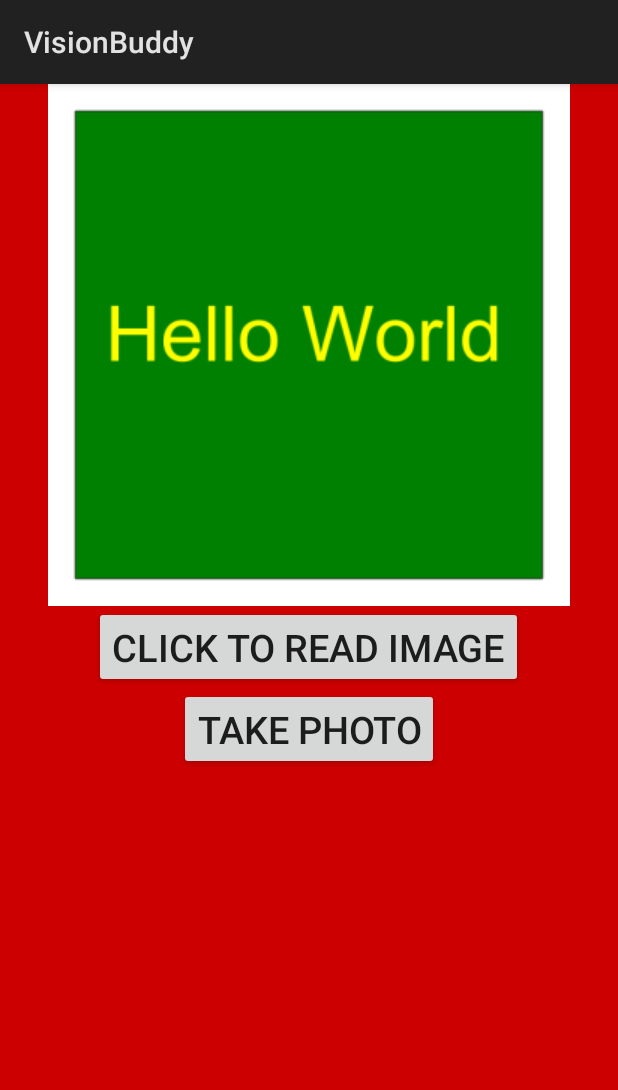
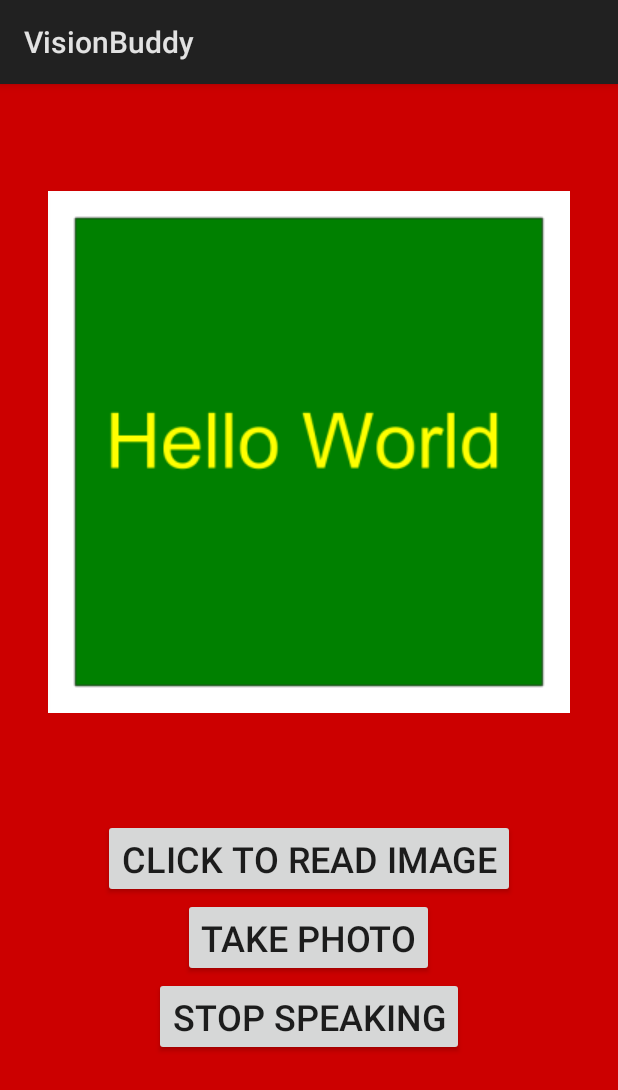
Before and after one commit to Shrehit/VisionBuddy, an Android app: the screen it shows after launch (MainActivity), on a phone screen of 412 x 824 dp. Shown: the top 1090 px of the screen. Run offline under Robolectric (Android 15) with nearby library versions, the phone set to English and light mode, and no system bars; libraries missing offline, so code that uses them is left out: com.google.android.gms.

Commit message:
Multithreading and bug fixes

```diff
--- a/app/src/main/AndroidManifest.xml
+++ b/app/src/main/AndroidManifest.xml
@@ -1,5 +1,6 @@
 <?xml version="1.0" encoding="utf-8"?>
 <manifest xmlns:android="http://schemas.android.com/apk/res/android"
+    xmlns:tools="http://schemas.android.com/tools"
     package="com.example.shrehitgoel.visionbuddy">
 
     <uses-permission android:name="android.permission.CAMERA" />
@@ -10,7 +11,8 @@
         android:label="@string/app_name"
         android:roundIcon="@mipmap/ic_launcher_round"
         android:supportsRtl="true"
-        android:theme="@style/AppTheme">
+        android:theme="@style/AppTheme"
+        tools:ignore="GoogleAppIndexingWarning">
         <activity android:name=".MainActivity">
             <intent-filter>
                 <action android:name="android.intent.action.MAIN" />
--- a/app/src/main/java/com/example/shrehitgoel/visionbuddy/MainActivity.java
+++ b/app/src/main/java/com/example/shrehitgoel/visionbuddy/MainActivity.java
@@ -11,7 +11,6 @@ import android.graphics.BitmapFactory;
 import android.net.Uri;
 import android.os.Build;
 import android.os.Bundle;
-import android.preference.PreferenceManager;
 import android.provider.MediaStore;
 import android.speech.tts.TextToSpeech;
 import android.support.v4.content.FileProvider;
@@ -24,25 +23,22 @@ import android.widget.TextView;
 import android.widget.Toast;
 
 import com.google.android.gms.vision.Frame;
-import com.google.android.gms.vision.text.Text;
 import com.google.android.gms.vision.text.TextBlock;
 import com.google.android.gms.vision.text.TextRecognizer;
 
 import java.io.File;
 import java.io.IOException;
 import java.util.List;
+import java.util.Locale;
 
 public class MainActivity extends Activity implements TextToSpeech.OnInitListener{
 
-    Activity thisActivity;
     ImageView imageView;
-    Button button;
+    Button readButton;
     Button cameraButton;
     TextView textView;
     TextToSpeech tts;
     Bitmap bitmap;
-    private static final String EXTRA_FILENAME=
-            "com.commonsware.android.camcon.EXTRA_FILENAME";
     private static final String FILENAME="CameraContentDemo.jpeg";
     private static final int CONTENT_REQUEST=1337;
     private static final String AUTHORITY=
@@ -53,26 +49,40 @@ public class MainActivity extends Activity implements TextToSpeech.OnInitListene
     @Override
     protected void onCreate(Bundle savedInstanceState) {
         super.onCreate(savedInstanceState);
+        setContentView(R.layout.main);
         output=new File(new File(getFilesDir(), PHOTOS), FILENAME);
+        imageView = findViewById(R.id.image);
+        textView = findViewById(R.id.text);
+        textView.setMovementMethod(new ScrollingMovementMethod());
+        readButton = findViewById(R.id.readButton);
+        cameraButton = findViewById(R.id.camera_button);
+        Button stopButton = findViewById(R.id.stop);
 
+        new Thread(() -> {
+            bitmap = BitmapFactory.decodeResource(getApplicationContext().getResources(), R.drawable.hello);
+            runOnUiThread(new Runnable() {
+                @Override
+                public void run() {
+                    imageView.setImageBitmap(bitmap);
+                }
+            });
+            tts = new TextToSpeech(getApplicationContext(), (TextToSpeech.OnInitListener)this);
             if (output.exists()) {
                 output.delete();
             }
             else {
                 output.getParentFile().mkdirs();
             }
-        thisActivity = this;
-        setContentView(R.layout.main);
-        imageView = findViewById(R.id.image);
-        textView = findViewById(R.id.text);
-        textView.setMovementMethod(new ScrollingMovementMethod());
-        button = findViewById(R.id.button);
-        cameraButton = findViewById(R.id.camera_button);
+        }).start();
+
         cameraButton.setOnClickListener(new View.OnClickListener()
         {
-
             @Override
             public void onClick(View v) {
+                new Thread(){
+                    @Override
+                    public void run() {
+                        super.run();
                         Intent i=new Intent(MediaStore.ACTION_IMAGE_CAPTURE);
                         Uri outputUri= FileProvider.getUriForFile(getApplicationContext(), AUTHORITY, output);
                         i.putExtra(MediaStore.EXTRA_OUTPUT, outputUri);
@@ -106,56 +116,74 @@ public class MainActivity extends Activity implements TextToSpeech.OnInitListene
                             finish();
                         }
                     }
+                }.start();
+            }
         });
-        bitmap = BitmapFactory.decodeResource(getApplicationContext().getResources(), R.drawable.hello);
-        imageView.setImageBitmap(bitmap);
 
-        button.setOnClickListener(new View.OnClickListener() {
+        readButton.setOnClickListener(v -> {
+            new Thread(){
                 @Override
-            public void onClick(View v) {
+                public void run() {
+                    super.run();
                     TextRecognizer textRecognizer = new TextRecognizer.Builder(getApplicationContext()).build();
-                if(!textRecognizer.isOperational())
-                {
+                    if (!textRecognizer.isOperational()) {
                         Toast.makeText(getApplicationContext(), "Error", Toast.LENGTH_LONG).show();
-                }
-                else {
+                    } else {
                         Frame frame = new Frame.Builder().setBitmap(bitmap).build();
                         SparseArray<TextBlock> items = textRecognizer.detect(frame);
                         StringBuilder stringBuilder = new StringBuilder();
-                    for(int i = 0; i< items.size();i++)
-                    {
+                        for (int i = 0; i < items.size(); i++) {
                             TextBlock item = items.valueAt(i);
                             stringBuilder.append(item.getValue());
                             stringBuilder.append("\n");
                         }
+                        runOnUiThread(() -> {
                             textView.setText(stringBuilder.toString());
-                    tts = new TextToSpeech(getApplicationContext(), (TextToSpeech.OnInitListener)thisActivity);
+                            tts.speak(textView.getText(), TextToSpeech.QUEUE_FLUSH, null, null);
+                        });
                     }
                 }
+            }.start();
+        });
+        stopButton.setOnClickListener((v) -> {
+            tts.stop();
         });
     }
 
     @Override
     public void onInit(int status) {
-        tts.speak(textView.getText(), TextToSpeech.QUEUE_FLUSH, null,null);
+        if(status != TextToSpeech.ERROR)
+            tts.setLanguage(Locale.US);
     }
 
     @Override
     protected void onActivityResult(int requestCode, int resultCode, Intent data) {
+        Activity act = this;
+        new Thread(){
+            @Override
+            public void run() {
+                super.run();
                 if (requestCode == CONTENT_REQUEST) {
                     if (resultCode == RESULT_OK) {
                         Intent i=new Intent(Intent.ACTION_VIEW);
-                Uri outputUri=FileProvider.getUriForFile(this, AUTHORITY, output);
+                        Uri outputUri=FileProvider.getUriForFile(act, AUTHORITY, output);
                         try {
-                    bitmap = MediaStore.Images.Media.getBitmap(this.getContentResolver(), outputUri);
+                            bitmap = MediaStore.Images.Media.getBitmap(act.getContentResolver(), outputUri);
                         } catch (IOException e) {
                             e.printStackTrace();
                         }
-                imageView.setImageBitmap(bitmap);
-
+                        act.runOnUiThread(() -> imageView.setImageBitmap(bitmap));
                     }
                 }
+            }
+        }.start();
         super.onActivityResult(requestCode, resultCode, data);
     }
 
+    @Override
+    protected void onDestroy() {
+        super.onDestroy();
+        tts.stop();
+        tts.shutdown();
     }
+}
--- a/app/src/main/res/layout/main.xml
+++ b/app/src/main/res/layout/main.xml
@@ -5,34 +5,41 @@
     android:orientation="vertical"
     android:background="@android:color/holo_red_dark">
     <ImageView
-        android:layout_gravity= "center_horizontal"
+        android:layout_gravity= "center_horizontal|top"
+        android:layout_width="match_parent"
+        android:layout_height="0dp"
+        android:layout_weight="1"
+        android:scaleType="centerInside"
+        android:id="@+id/image"
+        android:layout_marginHorizontal="12dp"/>
+    <Button
+        android:layout_gravity = "center_horizontal"
+        android:text="Click To Read Image"
+        android:textSize="24sp"
         android:layout_width="wrap_content"
         android:layout_height="wrap_content"
-        android:id="@+id/image"/>
+        android:id="@+id/readButton"/>
     <Button
-        android:layout_below="@id/image"
         android:layout_gravity = "center_horizontal"
-        android:text="Click To Read Image"
-        android:textSize="25dp"
+        android:text="Take Photo"
+        android:textSize="24sp"
         android:layout_width="wrap_content"
         android:layout_height="wrap_content"
-        android:id="@+id/button"/>
+        android:id="@+id/camera_button"/>
     <Button
-        android:layout_below="@id/button"
         android:layout_gravity = "center_horizontal"
-        android:text="Take Photo"
-        android:textSize="25dp"
+        android:text="Stop Speaking"
+        android:textSize="24sp"
         android:layout_width="wrap_content"
         android:layout_height="wrap_content"
-        android:id="@+id/camera_button"
-        android:onClick="cameraStart"/>
+        android:id="@+id/stop"/>
     <TextView
         android:id="@+id/text"
         android:layout_gravity = "center_horizontal"
         android:text=""
         android:layout_below="@id/camera_button"
-        android:textSize="25dp"
+        android:textSize="25sp"
         android:layout_width="wrap_content"
         android:scrollbars="vertical"
-        android:layout_height="wrap_content" />
+        android:layout_height="120dp" />
 </LinearLayout>
--- a/build.gradle
+++ b/build.gradle
@@ -7,7 +7,7 @@ buildscript {
         jcenter()
     }
     dependencies {
-        classpath 'com.android.tools.build:gradle:3.0.1'
+        classpath 'com.android.tools.build:gradle:3.4.0'
 
 
         // NOTE: Do not place your application dependencies here; they belong
```
Also changed, not shown: app/build.gradle (+13 -9 lines), gradle/wrapper/gradle-wrapper.properties. Lines whose indentation alone changed are shown as unchanged.
